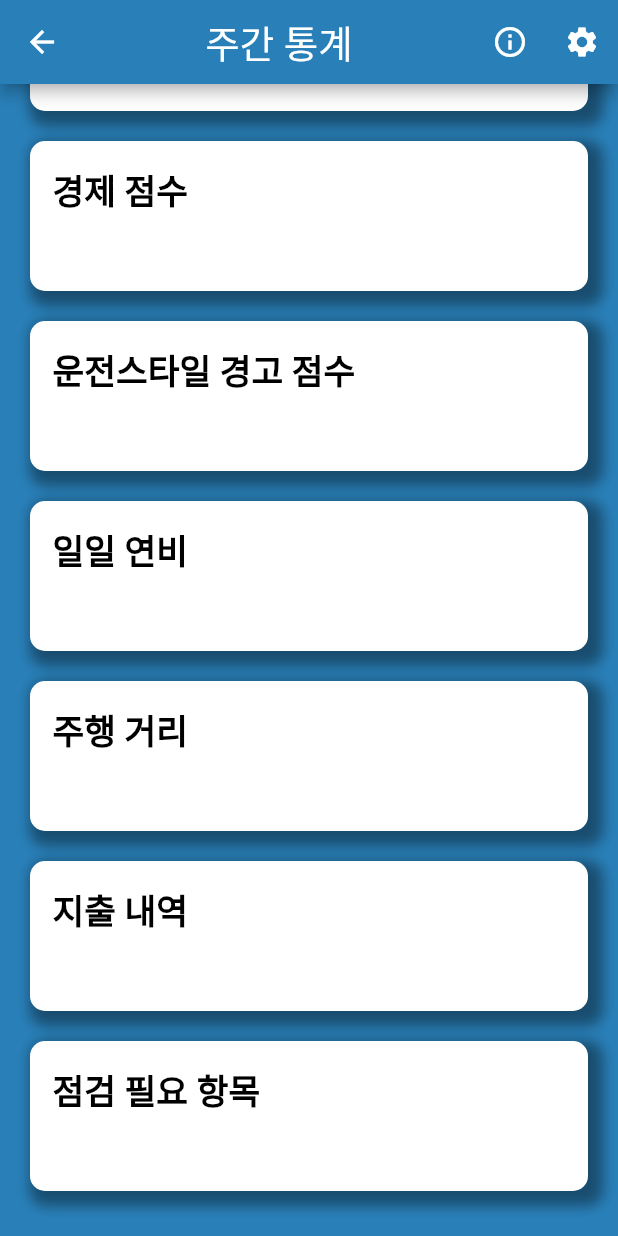
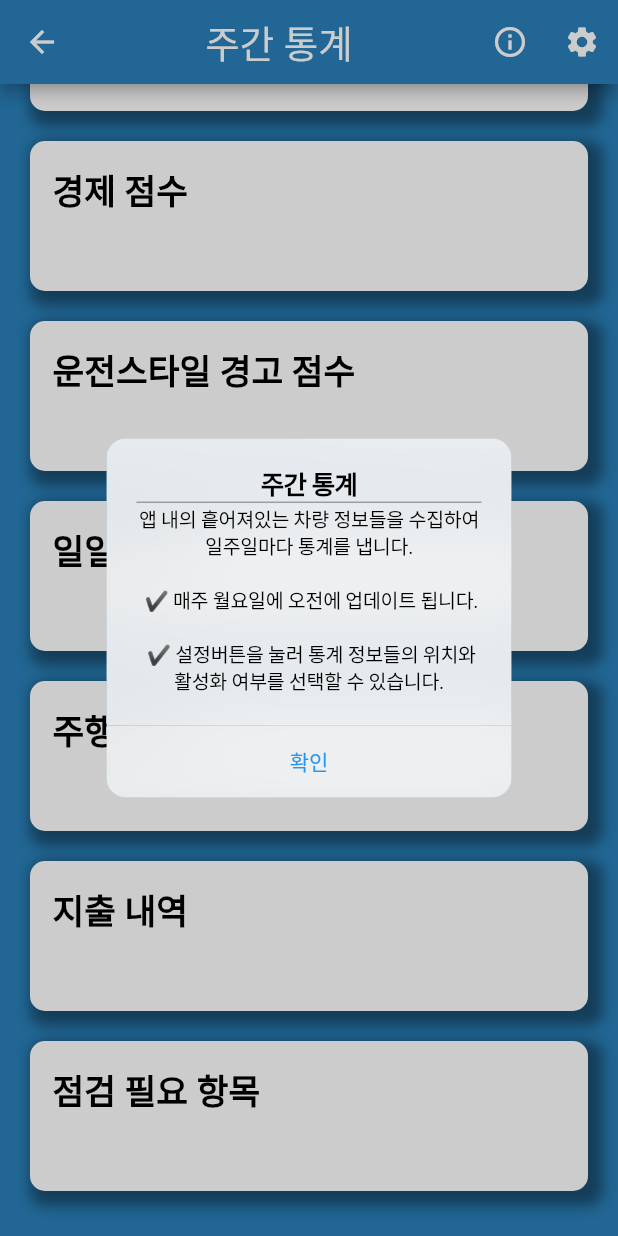
Before and after one commit to kimjihyeon99/weeklystatisticsreport, a Flutter app: the statisticviewPage screen opened directly, scrolled down 112 dp, after a tap on the "info outline" icon, on a phone screen of 412 x 824 dp. Run offline on Flutter 3.47's test engine with Material 2 defaults, Android fonts, the phone set to English and light mode, and no system bars.

Commit message:
make info popup

```diff
--- a/lib/statisticview.dart
+++ b/lib/statisticview.dart
@@ -51,7 +51,33 @@ class statistic_viewPage extends State<statisticviewPage> {
           new IconButton(
               icon: Icon(Icons.info_outline),
               onPressed: () {
-                  //팝업창 만들기
+                //팝업창
+                showCupertinoDialog(
+                    context: context,
+                    //barrierDismissible - Dialog를 제외한 다른 화면 터치 x
+                    barrierDismissible: false,
+                    builder: (BuildContext context) {
+                      return new Container(
+                              height: 800.0,
+                              child: CupertinoAlertDialog(
+                                //Dialog Main Title
+                                title: Column(
+                                  children: <Widget>[
+                                    new Text("주간 통계"),
+                                    new Container(height: 1.0, width: 400.0,color: Colors.grey)
+                                  ],
+                                ),
+                                content: new Text("앱 내의 흩어져있는 차량 정보들을 수집하여 일주일마다 통계를 냅니다.\n\n ✔ 매주 월요일에 오전에 업데이트 됩니다. \n\n ✔ 설정버튼을 눌러 통계 정보들의 위치와 \n활성화 여부를 선택할 수 있습니다. "),
+                                actions: <Widget>[
+                                  new TextButton(
+                                    child: Text("확인"),
+                                    onPressed: () {
+                                      Navigator.pop(context);
+                                    },
+                                  ),
+                                ],
+                              ));
+                    });
               }),
           new IconButton(
               icon: Icon(Icons.settings),
```
